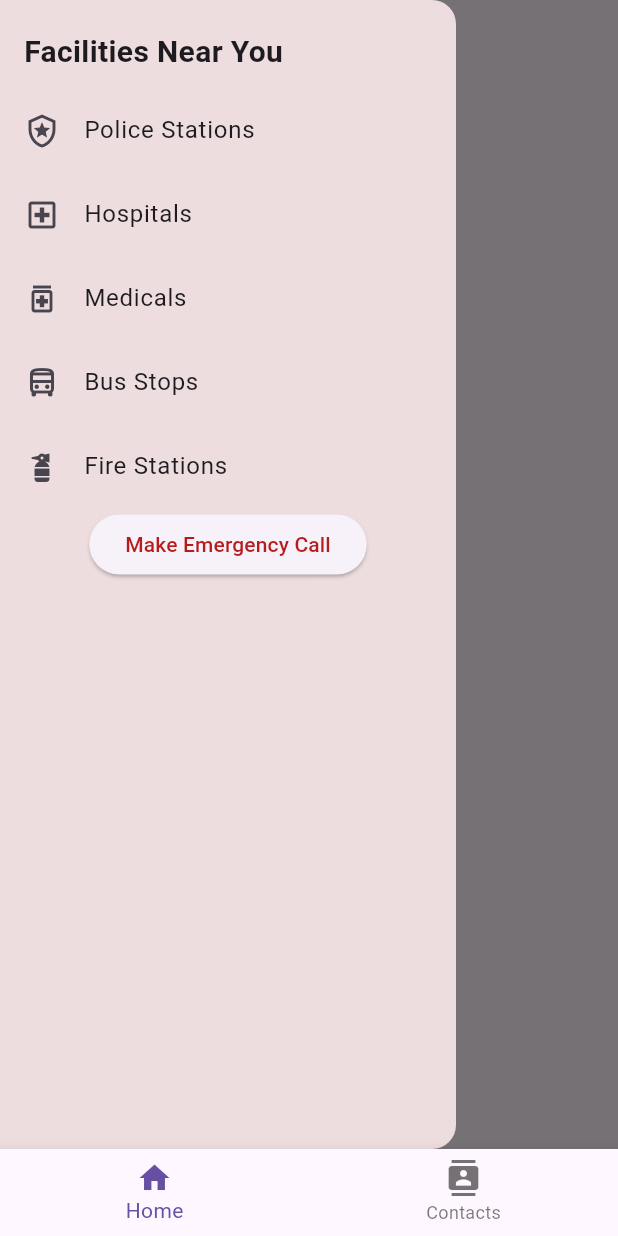
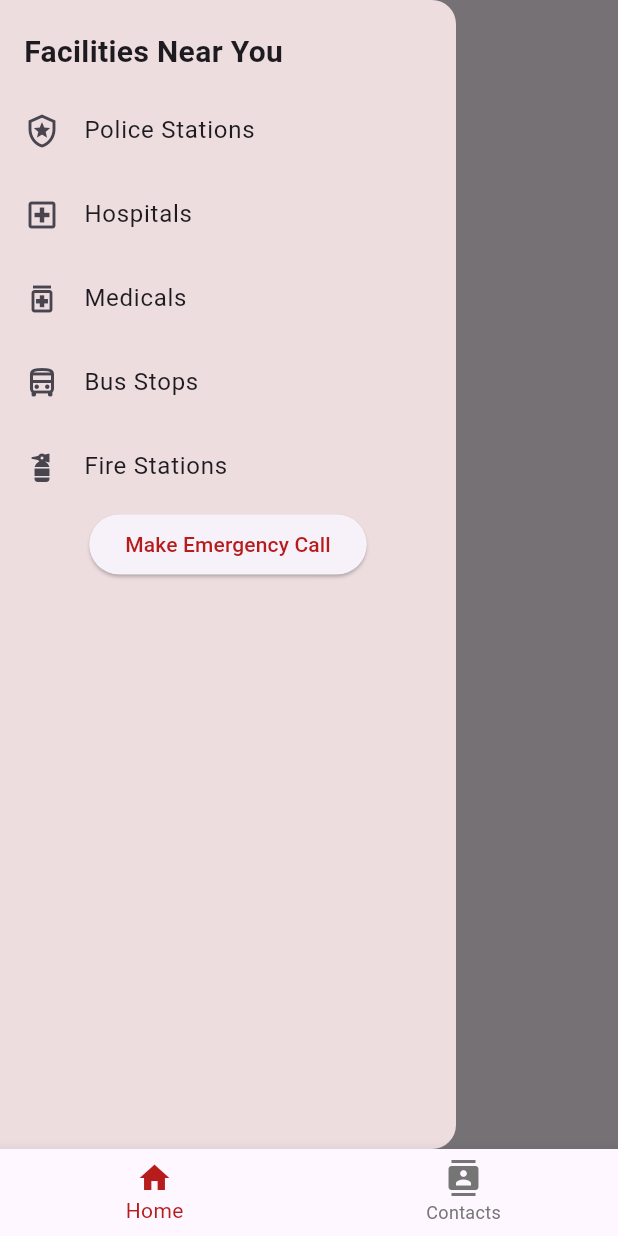
Before and after one commit to 321dhruuv0037/SafetyPin, a Flutter app: the screen it shows after launch, with the side drawer open, on a phone screen of 412 x 824 dp. Run offline on Flutter 3.47's test engine with Material 3 defaults, Android fonts, the phone set to English and light mode, and no system bars; our stand-ins replace geolocator, permission_handler, sqflite; missing offline and left inert: flutter_inappwebview, flutter_phone_direct_caller; accounts and stored records are empty.

Commit message:
Fixed bottomNavigationBar glitch and styled pages

```diff
--- a/lib/home.dart
+++ b/lib/home.dart
@@ -1,23 +1,39 @@
 import 'dart:io';
 import 'package:flutter/material.dart';
+import 'package:flutter_phone_direct_caller/flutter_phone_direct_caller.dart';
 import 'package:geolocator/geolocator.dart';
-import 'package:test1/Screens/my_busstops.dart';
-import 'package:test1/Screens/my_firestations.dart';
-import 'package:test1/Screens/my_hospital.dart';
-import 'package:test1/Screens/my_medicals.dart';
-import 'package:test1/Screens/my_police.dart';
+import 'package:permission_handler/permission_handler.dart';
+import 'package:test1/model/navBar.dart';
 import 'package:url_launcher/url_launcher.dart';
-import 'package:flutter_phone_direct_caller/flutter_phone_direct_caller.dart';
-import 'package:permission_handler/permission_handler.dart';
+import '../screens/notes_screen.dart';
 
-class Home extends StatelessWidget {
+class Home extends StatefulWidget {
+  @override
+  State<Home> createState() => _HomeState();
+}
+
+class _HomeState extends State<Home> {
+  int _selectedIndex = 0;
+
+  void _onItemTapped(int index) {
+    setState(() {
+      _selectedIndex = index;
+      if (_selectedIndex == 1) {
+        Navigator.push(
+          context,
+          MaterialPageRoute(builder: (context) => const NotesScreen()),
+        );
+      }
+    });
+  }
+
   @override
   Widget build(BuildContext context) {
     double screenHeight = MediaQuery.of(context).size.height;
     double buttonsize = screenHeight * 0.2;
     return Scaffold(
       appBar: AppBar(
-        title: Text('SOS Button'),
+        title: const Text('SOS Button'),
       ),
       body: Center(
         child: ElevatedButton(
@@ -27,78 +43,12 @@ class Home extends StatelessWidget {
             backgroundColor: Colors.red.shade900,
             foregroundColor: Colors.white,
             fixedSize: Size.square(buttonsize),
-            shape: CircleBorder(),
-            padding: EdgeInsets.all(24),
+            shape: const CircleBorder(),
+            padding: const EdgeInsets.all(24),
           ),
         ),
       ),
-      drawer: Drawer(
-        backgroundColor: const Color.fromARGB(255, 237, 221, 223),
-        child: SafeArea(
-          child: Column(
-            children: [
-              SizedBox(height: 20),
-              Padding(
-                padding: EdgeInsets.only(left: 16),
-                child: Align(
-                  alignment: Alignment.centerLeft,
-                  child: Text(
-                    "Facilities Near You",
-                    style: TextStyle(
-                      fontSize: 20,
-                      fontWeight: FontWeight.bold,
-                    ),
-                  ),
-                ),
-              ),
-              SizedBox(height: 10),
-              ListTile(
-                  title: Text('Police Stations'),
-                  leading: Icon(Icons.local_police_outlined),
-                  onTap: () async {
-                    Navigator.push(context, MaterialPageRoute(builder: (context) => MyPolice()));
-                  }
-              ),
-              ListTile(
-                  title: Text('Hospitals'),
-                  leading: Icon(Icons.local_hospital_outlined),
-                  onTap: () async {
-                    Navigator.push(context, MaterialPageRoute(builder: (context) => MyHospital()));
-                  }
-              ),
-              ListTile(
-                title: Text('Medicals'),
-                leading: Icon(Icons.medication_outlined),
-                onTap: () async {
-                  Navigator.push(context, MaterialPageRoute(builder: (context) => MyMedicals()));
-                },
-              ),
-              ListTile(
-                  title: Text('Bus Stops'),
-                  leading: Icon(Icons.directions_bus_outlined),
-                  onTap: () async {
-                    Navigator.push(context, MaterialPageRoute(builder: (context) => MyBusstops()));
-                  }
-              ),
-              ListTile(
-                  title: Text('Fire Stations'),
-                  leading: Icon(Icons.fire_extinguisher_outlined),
-                  onTap: () async {
-                    Navigator.push(context, MaterialPageRoute(builder: (context) => MyFirestation()));
-                  }
-              ),
-              ElevatedButton(
-                onPressed: () => _makePhoneCall("9130102407"),
-                // onPressed: () => _makePhoneCall("9757023141"),
-                child: Text('Make Emergency Call'),
-                style: ButtonStyle(
-                    foregroundColor: MaterialStateProperty.all(Colors.red.shade900)
-                ),
-              ),
-            ],
-          ),
-        ),
-      ),
+      drawer: const NavBar(),
     );
   }
 
@@ -118,7 +68,7 @@ class Home extends StatelessWidget {
       double latitude = position.latitude;
       double longitude = position.longitude;
       Uri mapsLink =
-      Uri.parse("https://www.google.com/maps?q=$latitude,$longitude");
+          Uri.parse("https://www.google.com/maps?q=$latitude,$longitude");
 
       return mapsLink;
     } catch (e) {
@@ -137,22 +87,21 @@ class Home extends StatelessWidget {
         phoneNumber += number + ",";
       }
       if (Platform.isAndroid) {
-        String uri = 'sms:$phoneNumber?body=${message}';
-        await launch(uri);
+        Uri uri = Uri.parse('sms:$phoneNumber?body=${message}');
+        await launchUrl(uri);
       } else if (Platform.isIOS) {
-        String uri = 'sms:$phoneNumber&body=${message}';
-        await launch(uri);
+        Uri uri = Uri.parse('sms:$phoneNumber&body=${message}');
+        await launchUrl(uri);
       }
     } catch (e) {
       ScaffoldMessenger.of(context).showSnackBar(
-        SnackBar(
+        const SnackBar(
           content: Text('Some error occurred. Please try again!'),
         ),
       );
       print("Error sending SMS: $e");
     }
   }
-
 
   _sendSOS(BuildContext context) async {
     List<String> phoneNumber = [
@@ -171,14 +120,15 @@ class Home extends StatelessWidget {
           context: context,
           builder: (BuildContext context) {
             return AlertDialog(
-              title: Text("Permission Required"),
-              content: Text("Location permission is required to use this feature."),
+              title: const Text("Permission Required"),
+              content: const Text(
+                  "Location permission is required to use this feature."),
               actions: [
                 TextButton(
                   onPressed: () {
                     Navigator.pop(context);
                   },
-                  child: Text("OK"),
+                  child: const Text("OK"),
                 ),
               ],
             );
--- a/lib/main.dart
+++ b/lib/main.dart
@@ -1,8 +1,6 @@
 import 'package:flutter/material.dart';
-import 'package:test1/Screens/note_screen.dart';
 import 'package:test1/Screens/notes_screen.dart';
-import 'home.dart'; // Import your Home widget
-import 'package:test1/Screens/note_screen.dart'; // Import your NoteScreen widget
+import 'home.dart';
 
 void main() {
   runApp(MyApp());
@@ -15,54 +13,49 @@ class MyApp extends StatelessWidget {
       theme: ThemeData(
         primarySwatch: Colors.blue,
       ),
-      home: MainScreen(), // Set MainScreen as the main page
+      home: MainApp(),
+      debugShowCheckedModeBanner: false,
     );
   }
 }
 
-class MainScreen extends StatefulWidget {
+class MainApp extends StatefulWidget {
   @override
-  _MainScreenState createState() => _MainScreenState();
+  _MainAppState createState() => _MainAppState();
 }
 
-class _MainScreenState extends State<MainScreen> {
+class _MainAppState extends State<MainApp> {
   int _selectedIndex = 0;
-
-  static List<Widget> _widgetOptions = <Widget>[
-    Home(), // Use your Home widget here
-    NoteScreen(), // Use your NoteScreen widget here
-  ];
 
   void _onItemTapped(int index) {
     setState(() {
       _selectedIndex = index;
-      if (_selectedIndex == 1) { // Check if "Contacts" tab is selected
-        Navigator.push(
-          context,
-          MaterialPageRoute(builder: (context) => NotesScreen()),
-        );
-      }
     });
   }
 
   @override
   Widget build(BuildContext context) {
     return Scaffold(
-      body: Center(
-        child: _widgetOptions.elementAt(_selectedIndex),
+      body: IndexedStack(
+        index: _selectedIndex,
+        children: [
+          Home(),
+          NotesScreen(),
+        ],
       ),
       bottomNavigationBar: BottomNavigationBar(
         items: const <BottomNavigationBarItem>[
+          BottomNavigationBarItem(icon: Icon(Icons.home), label: 'Home'),
           BottomNavigationBarItem(
-            icon: Icon(Icons.home),
-            label: 'Home',
-          ),
-          BottomNavigationBarItem(
-            icon: Icon(Icons.contacts),
-            label: 'Contacts',
-          ),
+              icon: Icon(Icons.contacts), label: 'Contacts'),
         ],
         currentIndex: _selectedIndex,
+        selectedItemColor: Colors.red[900], // Active icon color
+        selectedLabelStyle:
+            TextStyle(color: Colors.red[900]), // Active label color
+        unselectedItemColor: Colors.grey[600], // Inactive icon color
+        unselectedLabelStyle:
+            TextStyle(color: Colors.grey[600]), // Inactive label color
         onTap: _onItemTapped,
       ),
     );
--- /dev/null
+++ b/lib/model/navBar.dart
@@ -0,0 +1,103 @@
+import 'package:flutter/material.dart';
+import 'package:flutter_phone_direct_caller/flutter_phone_direct_caller.dart';
+
+import '../Screens/my_busstops.dart';
+import '../Screens/my_firestations.dart';
+import '../Screens/my_hospital.dart';
+import '../Screens/my_medicals.dart';
+import '../Screens/my_police.dart';
+
+class NavBar extends StatelessWidget {
+  const NavBar({super.key});
+
+  @override
+  Widget build(BuildContext context) {
+    _makePhoneCall(var phoneNumber) async {
+      try {
+        await FlutterPhoneDirectCaller.callNumber(phoneNumber);
+        print("Calling $phoneNumber");
+      } catch (e) {
+        print("Error making phone call: $e");
+      }
+    }
+
+    return Drawer(
+      backgroundColor: const Color.fromARGB(255, 237, 221, 223),
+      child: SafeArea(
+        child: Column(
+          children: [
+            const SizedBox(height: 20),
+            const Padding(
+              padding: EdgeInsets.only(left: 16),
+              child: Align(
+                alignment: Alignment.centerLeft,
+                child: Text(
+                  "Facilities Near You",
+                  style: TextStyle(
+                    fontSize: 20,
+                    fontWeight: FontWeight.bold,
+                  ),
+                ),
+              ),
+            ),
+            const SizedBox(height: 10),
+            ListTile(
+                title: const Text('Police Stations'),
+                leading: const Icon(Icons.local_police_outlined),
+                onTap: () async {
+                  Navigator.push(
+                      context,
+                      MaterialPageRoute(
+                          builder: (context) => const MyPolice()));
+                }),
+            ListTile(
+                title: const Text('Hospitals'),
+                leading: const Icon(Icons.local_hospital_outlined),
+                onTap: () async {
+                  Navigator.push(
+                      context,
+                      MaterialPageRoute(
+                          builder: (context) => const MyHospital()));
+                }),
+            ListTile(
+              title: const Text('Medicals'),
+              leading: const Icon(Icons.medication_outlined),
+              onTap: () async {
+                Navigator.push(
+                    context,
+                    MaterialPageRoute(
+                        builder: (context) => const MyMedicals()));
+              },
+            ),
+            ListTile(
+                title: const Text('Bus Stops'),
+                leading: const Icon(Icons.directions_bus_outlined),
+                onTap: () async {
+                  Navigator.push(
+                      context,
+                      MaterialPageRoute(
+                          builder: (context) => const MyBusstops()));
+                }),
+            ListTile(
+                title: const Text('Fire Stations'),
+                leading: const Icon(Icons.fire_extinguisher_outlined),
+                onTap: () async {
+                  Navigator.push(
+                      context,
+                      MaterialPageRoute(
+                          builder: (context) => const MyFirestation()));
+                }),
+            ElevatedButton(
+              onPressed: () => _makePhoneCall("9130102407"),
+              // onPressed: () => _makePhoneCall("9757023141"),
+              child: const Text('Make Emergency Call'),
+              style: ButtonStyle(
+                  foregroundColor:
+                      MaterialStateProperty.all(Colors.red.shade900)),
+            ),
+          ],
+        ),
+      ),
+    );
+  }
+}
```
Also changed, not shown: lib/Note_screen.dart (deleted, +0 -95 lines), lib/Screens/contact_screen.dart (added, +168 -0 lines), lib/Screens/note_screen.dart (deleted, +0 -119 lines), lib/Screens/note_widget.dart (+20 -8 lines), lib/Screens/notes_screen.dart (+44 -16 lines), pubspec.lock.
